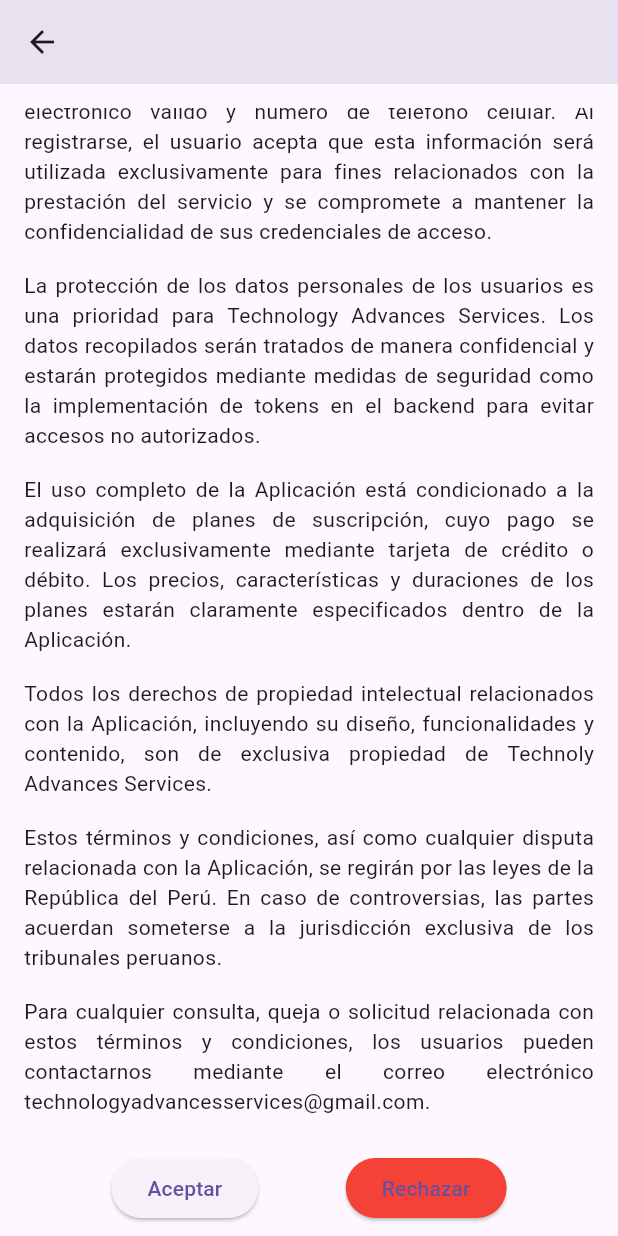
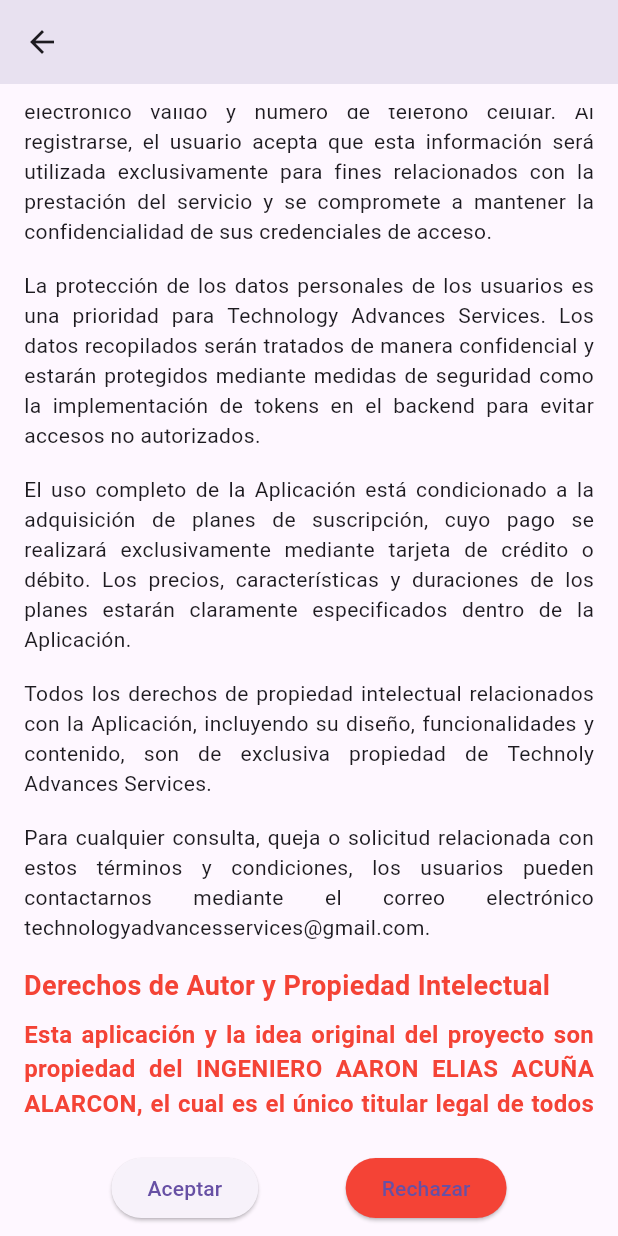
Before and after one commit to Technology-Advances-Services/help-tech-mobile-app, a Flutter app: the TermsAndConditions screen opened directly, scrolled down 465 dp, on a phone screen of 412 x 824 dp. Run offline on Flutter 3.47's test engine with Material 3 defaults, Android fonts, the phone set to English and light mode, and no system bars; our stand-ins replace file_picker, firebase_core, firebase_storage, fl_chart, flutter_secure_storage, image_picker and 1 more; accounts and stored records are empty.

Commit message:
feat(IAM): updated terms and condition view.

```diff
--- a/lib/IAM/views/terms_and_conditions.dart
+++ b/lib/IAM/views/terms_and_conditions.dart
@@ -56,14 +56,30 @@
                     ),
                     SizedBox(height: 16),
                     Text(
-                      'Estos términos y condiciones, así como cualquier disputa relacionada con la Aplicación, se regirán por las leyes de la República del Perú. En caso de controversias, las partes acuerdan someterse a la jurisdicción exclusiva de los tribunales peruanos.',
+                      'Para cualquier consulta, queja o solicitud relacionada con estos términos y condiciones, los usuarios pueden contactarnos mediante el correo electrónico technologyadvancesservices@gmail.com.',
                       textAlign: TextAlign.justify,
                     ),
                     SizedBox(height: 16),
                     Text(
-                      'Para cualquier consulta, queja o solicitud relacionada con estos términos y condiciones, los usuarios pueden contactarnos mediante el correo electrónico technologyadvancesservices@gmail.com.',
+                      'Derechos de Autor y Propiedad Intelectual',
+                      style: TextStyle(
+                        fontSize: 18,
+                        fontWeight: FontWeight.bold,
+                        color: Colors.red,
+                      ),
+                      textAlign: TextAlign.center,
+                    ),
+                    SizedBox(height: 8),
+                    Text(
+                      'Esta aplicación y la idea original del proyecto son propiedad del INGENIERO AARON ELIAS ACUÑA ALARCON, el cual es el único titular legal de todos los derechos de autor, propiedad intelectual y responsabilidad comercial vinculados a la presente plataforma. Cualquier uso no autorizado de su contenido, diseño o funcionalidades será considerado una violación a la ley de propiedad intelectual.',
                       textAlign: TextAlign.justify,
+                      style: TextStyle(
+                        fontSize: 16,
+                        fontWeight: FontWeight.bold,
+                        color: Colors.red,
+                      ),
                     ),
+                    SizedBox(height: 16),
                   ],
                 ),
               ),
```
